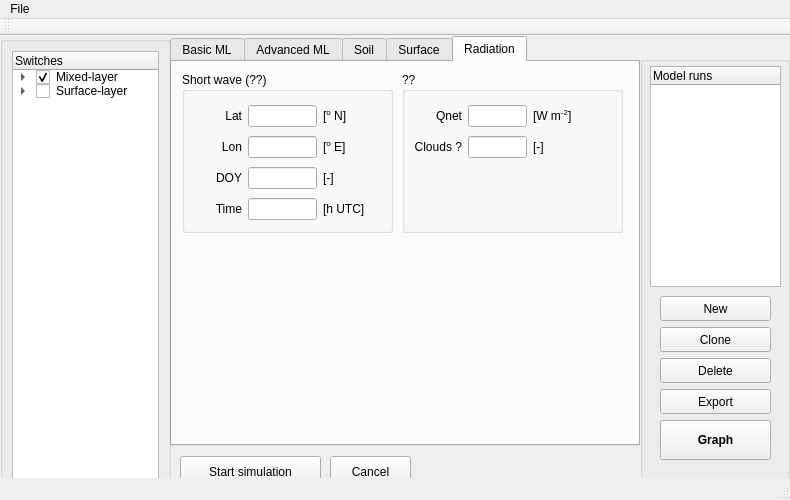
Old version of the form mainwindow.ui in the repository classmodel/modelgui.
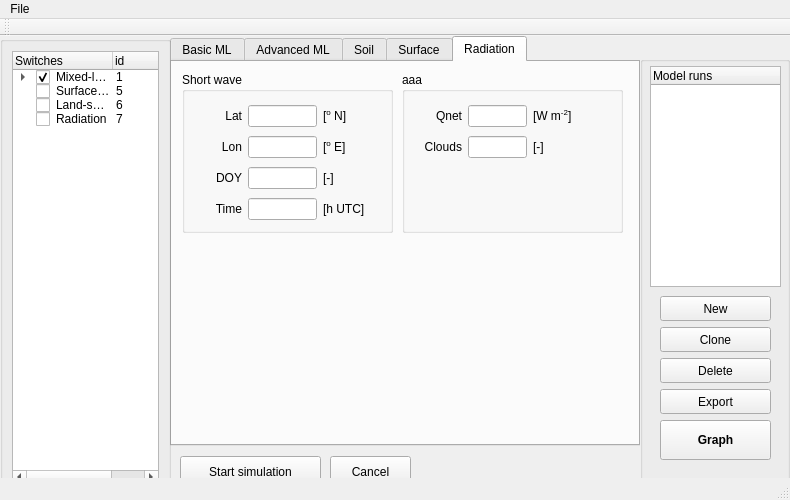
New version of the form. The open tabs and pages were chosen to show the change.

Commit message: Added functionality to switches`

Patch:
```diff
--- a/mainwindow.ui
+++ b/mainwindow.ui
@@ -2508,7 +2508,7 @@
        </rect>
       </property>
       <property name="title">
-       <string>Short wave (??)</string>
+       <string>Short wave</string>
       </property>
       <widget class="QWidget" name="gridLayoutWidget_19">
        <property name="geometry">
@@ -2680,7 +2680,7 @@
        </rect>
       </property>
       <property name="title">
-       <string>??</string>
+       <string>aaa</string>
       </property>
       <widget class="QWidget" name="gridLayoutWidget_20">
        <property name="geometry">
@@ -2747,7 +2747,7 @@
            <string/>
           </property>
           <property name="text">
-           <string>&lt;html&gt;Clouds ?&lt;/html&gt;</string>
+           <string>Clouds</string>
           </property>
           <property name="alignment">
            <set>Qt::AlignRight|Qt::AlignTrailing|Qt::AlignVCenter</set>
@@ -2950,6 +2950,11 @@
          <string>Switches</string>
         </property>
        </column>
+       <column>
+        <property name="text">
+         <string>id</string>
+        </property>
+       </column>
        <item>
         <property name="text">
          <string>Mixed-layer</string>
@@ -2957,6 +2962,9 @@
         <property name="checkState">
          <enum>Checked</enum>
         </property>
+        <property name="text">
+         <string>1</string>
+        </property>
         <item>
          <property name="text">
           <string>Heat</string>
@@ -2989,14 +2997,31 @@
         <property name="checkState">
          <enum>Unchecked</enum>
         </property>
+        <property name="text">
+         <string>5</string>
+        </property>
+       </item>
         <item>
          <property name="text">
-          <string>bla</string>
+         <string>Land-surface</string>
          </property>
          <property name="checkState">
           <enum>Unchecked</enum>
          </property>
-        </item>
+        <property name="text">
+         <string>6</string>
+        </property>
+       </item>
+       <item>
+        <property name="text">
+         <string>Radiation</string>
+        </property>
+        <property name="checkState">
+         <enum>Unchecked</enum>
+        </property>
+        <property name="text">
+         <string>7</string>
+        </property>
        </item>
       </widget>
      </item>
```
Left out of the diff: 9 changed lines with no effect on the pictures. Lines whose indentation alone changed are shown as unchanged. The commit also changes 2 other files.
